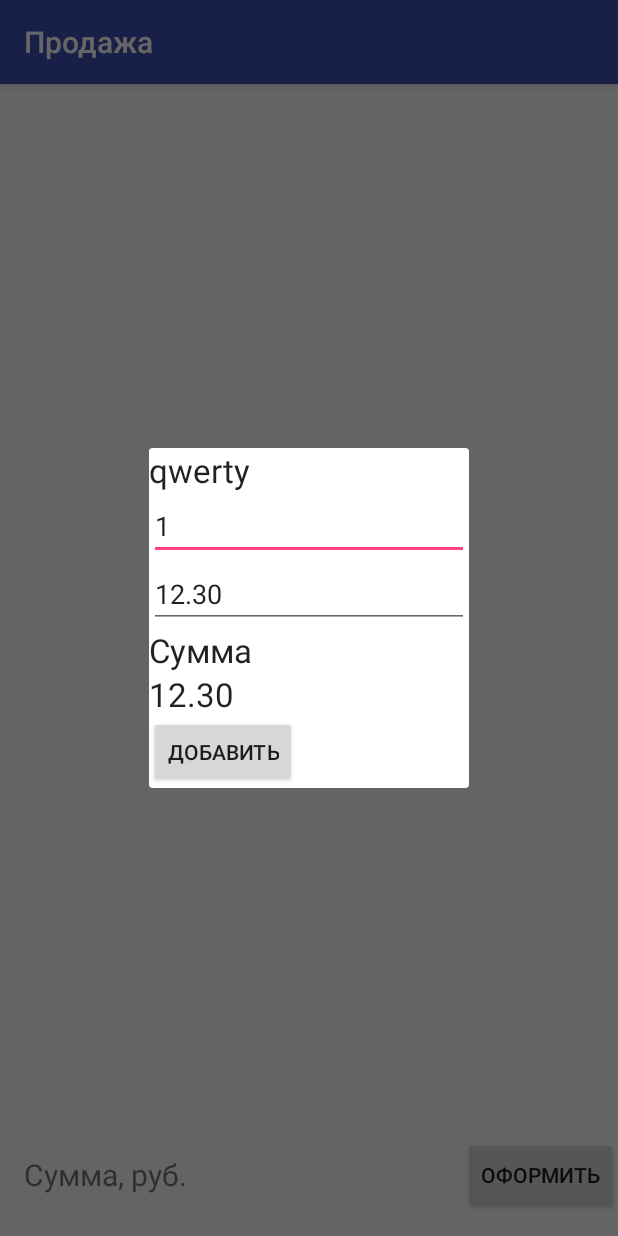
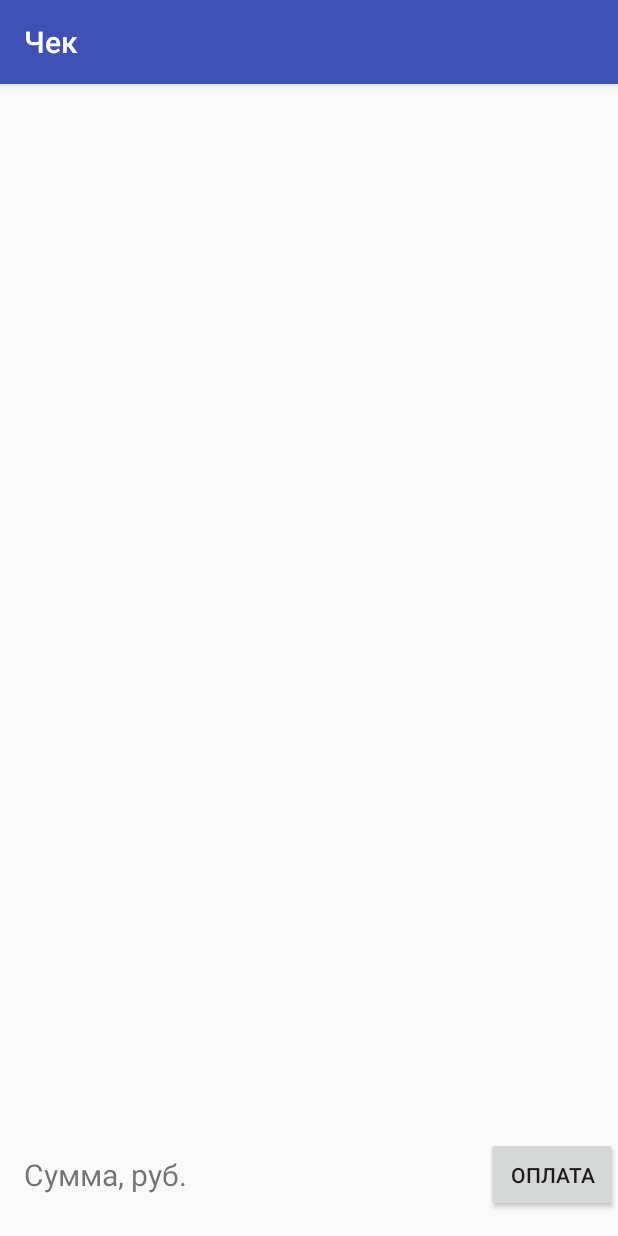
Before and after one commit to grechkin-pogrebnyakov/smartshop, an Android app: the PurchaseActivity screen opened directly, with no data from a screen before it, after a tap on "ОФОРМИТЬ", on a phone screen of 412 x 824 dp. Run offline under Robolectric (Android 15) with nearby library versions, the phone set to English and light mode, and no system bars.

Commit message:
Add check activity

```diff
--- a/app/src/main/AndroidManifest.xml
+++ b/app/src/main/AndroidManifest.xml
@@ -1,15 +1,20 @@
 <?xml version="1.0" encoding="utf-8"?>
-<manifest xmlns:android="http://schemas.android.com/apk/res/android"
-    package="com.technopark.smartbiz" >
+<manifest
+    package="com.technopark.smartbiz"
+    xmlns:android="http://schemas.android.com/apk/res/android"
+    >
 
     <!-- To auto-complete the email text field in the login form with the user's emails -->
-    <uses-permission android:name="android.permission.GET_ACCOUNTS" />
-    <uses-permission android:name="android.permission.READ_PROFILE" />
-    <uses-permission android:name="android.permission.READ_CONTACTS" />
-    <uses-permission android:name="android.permission.INTERNET" />
-    <uses-permission android:name="android.permission.ACCESS_NETWORK_STATE" />
-    <uses-feature android:name="android.hardware.camera"
-        android:required="true" />
+    <uses-permission android:name="android.permission.GET_ACCOUNTS"/>
+    <uses-permission android:name="android.permission.READ_PROFILE"/>
+    <uses-permission android:name="android.permission.READ_CONTACTS"/>
+    <uses-permission android:name="android.permission.INTERNET"/>
+    <uses-permission android:name="android.permission.ACCESS_NETWORK_STATE"/>
+
+    <uses-feature
+        android:name="android.hardware.camera"
+        android:required="true"
+        />
 
     <application
         android:allowBackup="true"
@@ -52,7 +57,7 @@
             >
         </activity>
 
-        <uses-permission android:name="android.permission.WRITE_EXTERNAL_STORAGE" />
+        <uses-permission android:name="android.permission.WRITE_EXTERNAL_STORAGE"/>
 
         <provider
             android:name=".database.SmartShopContentProvider"
@@ -64,6 +69,11 @@
             android:label="@string/title_activity_purchase"
             >
         </activity>
+        <activity
+            android:name=".CheckActivity"
+            android:label="@string/title_activity_check"
+            >
+        </activity>
     </application>
 
 </manifest>
--- /dev/null
+++ b/app/src/main/java/com/technopark/smartbiz/CheckActivity.java
@@ -0,0 +1,13 @@
+package com.technopark.smartbiz;
+
+import android.support.v7.app.AppCompatActivity;
+import android.os.Bundle;
+
+public class CheckActivity extends AppCompatActivity {
+
+	@Override
+	protected void onCreate(Bundle savedInstanceState) {
+		super.onCreate(savedInstanceState);
+		setContentView(R.layout.activity_check);
+	}
+}
--- a/app/src/main/java/com/technopark/smartbiz/PurchaseActivity.java
+++ b/app/src/main/java/com/technopark/smartbiz/PurchaseActivity.java
@@ -1,5 +1,6 @@
 package com.technopark.smartbiz;
 
+import android.content.Intent;
 import android.os.Bundle;
 import android.support.v7.app.AppCompatActivity;
 import android.view.View;
@@ -7,7 +8,10 @@ import android.widget.Button;
 
 public class PurchaseActivity extends AppCompatActivity {
 
+	private String DIALOG = "purchaseDialogFragment";
+
 	private PurchaseDialogFragment purchaseDialogFragment = new PurchaseDialogFragment();
+
 	private View.OnClickListener dialogListener = new View.OnClickListener() {
 		@Override
 		public void onClick(View v) {
@@ -27,13 +31,16 @@ public class PurchaseActivity extends AppCompatActivity {
 		button.setOnClickListener(new View.OnClickListener() {
 			@Override
 			public void onClick(View v) {
-				purchaseDialogFragment.setProductName("qwerty");
-				purchaseDialogFragment.setProductPrice(12.3f);
-				purchaseDialogFragment.setProductCount(1);
-				purchaseDialogFragment.show(getFragmentManager(), "purchaseDialogFragment");
+				Intent submit = new Intent(getApplicationContext(), CheckActivity.class);
+				startActivity(submit);
 			}
 		});
 	}
 
-
+	private void showDialog() {
+		purchaseDialogFragment.setProductName("qwerty");
+		purchaseDialogFragment.setProductPrice(12.3f);
+		purchaseDialogFragment.setProductCount(1);
+		purchaseDialogFragment.show(getFragmentManager(), DIALOG);
+	}
 }
--- /dev/null
+++ b/app/src/main/res/layout/activity_check.xml
@@ -0,0 +1,69 @@
+<?xml version="1.0" encoding="utf-8"?>
+<RelativeLayout
+    xmlns:android="http://schemas.android.com/apk/res/android"
+    xmlns:tools="http://schemas.android.com/tools"
+    android:layout_width="match_parent"
+    android:layout_height="match_parent"
+    tools:context="com.technopark.smartbiz.CheckActivity"
+    >
+
+    <ListView
+        android:id="@+id/activity_check_listview"
+        android:layout_width="match_parent"
+        android:layout_height="wrap_content"
+        android:layout_above="@+id/activity_check_layout_total"
+        android:layout_alignParentTop="true"
+        />
+
+    <RelativeLayout
+        android:id="@+id/activity_check_layout_total"
+        android:layout_width="match_parent"
+        android:layout_height="wrap_content"
+        android:layout_alignParentBottom="true"
+        android:layout_marginBottom="16dp"
+        android:layout_marginTop="16dp"
+        android:gravity="center_vertical"
+        >
+
+        <TextView
+            android:id="@+id/activity_check_layout_total_string"
+            android:layout_width="wrap_content"
+            android:layout_height="wrap_content"
+            android:layout_alignBottom="@+id/activity_check_total"
+            android:layout_alignParentTop="true"
+            android:layout_alignTop="@+id/activity_check_total"
+            android:layout_marginLeft="16dp"
+            android:layout_marginStart="16dp"
+            android:gravity="center_vertical"
+            android:text="@string/activity_check_total"
+            android:textSize="20sp"
+            />
+
+        <TextView
+            android:id="@+id/activity_check_total"
+            android:layout_width="wrap_content"
+            android:layout_height="wrap_content"
+            android:layout_alignBottom="@+id/activity_check_button_submit"
+            android:layout_alignTop="@+id/activity_check_button_submit"
+            android:layout_marginLeft="20dp"
+            android:layout_marginStart="20dp"
+            android:layout_toEndOf="@+id/activity_check_layout_total_string"
+            android:layout_toLeftOf="@+id/activity_check_button_submit"
+            android:layout_toRightOf="@+id/activity_check_layout_total_string"
+            android:layout_toStartOf="@+id/activity_check_button_submit"
+            android:gravity="center_vertical"
+            android:textSize="30sp"
+            />
+
+        <Button
+            android:id="@+id/activity_check_button_submit"
+            android:layout_width="wrap_content"
+            android:layout_height="50dp"
+            android:layout_alignParentEnd="true"
+            android:layout_alignParentRight="true"
+            android:layout_alignParentTop="true"
+            android:text="@string/activity_check_button_submit"
+            />
+
+    </RelativeLayout>
+</RelativeLayout>
--- a/app/src/main/res/values/strings.xml
+++ b/app/src/main/res/values/strings.xml
@@ -35,4 +35,7 @@
     <string name="layout_purchase_add_product_edittext_count">Количество</string>
     <string name="layout_purchase_add_product_textview_total">Сумма</string>
     <string name="layout_purchase_add_product_button_add">Добавить</string>
+    <string name="activity_check_total">Сумма, руб.</string>
+    <string name="activity_check_button_submit">Оплата</string>
+    <string name="title_activity_check">Чек</string>
 </resources>
```
